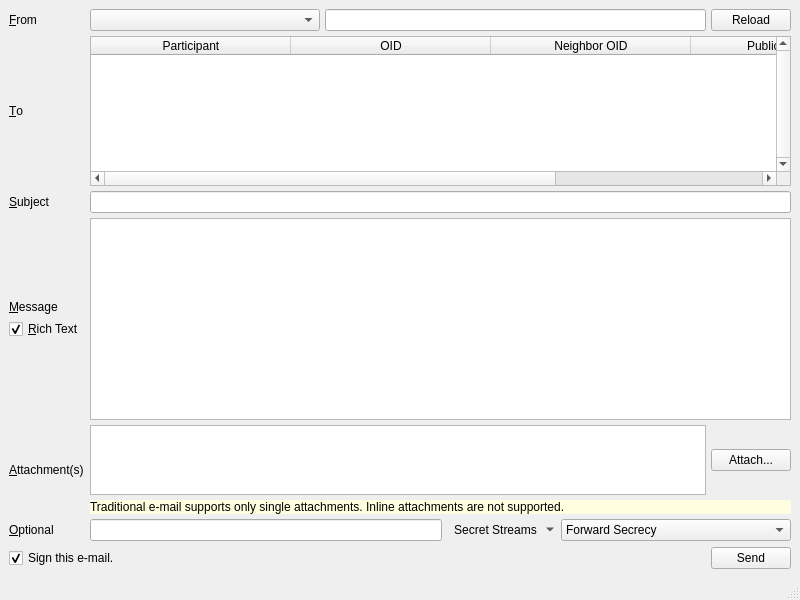
This is branches/trunk/UI/spot-on-emailwindow.ui in textbrowser/spot-on as Qt 5 draws it before an edit. The edited form follows.
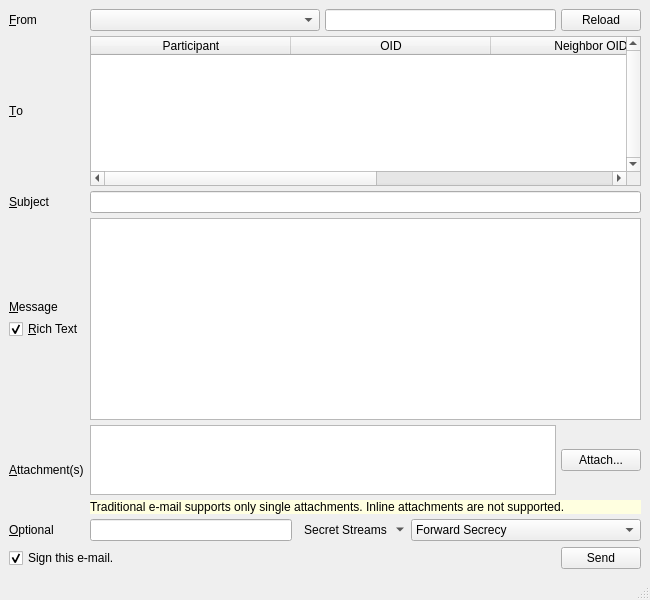
This is the edited form. Icons and pictures are not drawn.

```diff
--- a/branches/trunk/UI/spot-on-emailwindow.ui
+++ b/branches/trunk/UI/spot-on-emailwindow.ui
@@ -6,7 +6,7 @@
    <rect>
     <x>0</x>
     <y>0</y>
-    <width>800</width>
+    <width>650</width>
     <height>600</height>
    </rect>
   </property>
```
